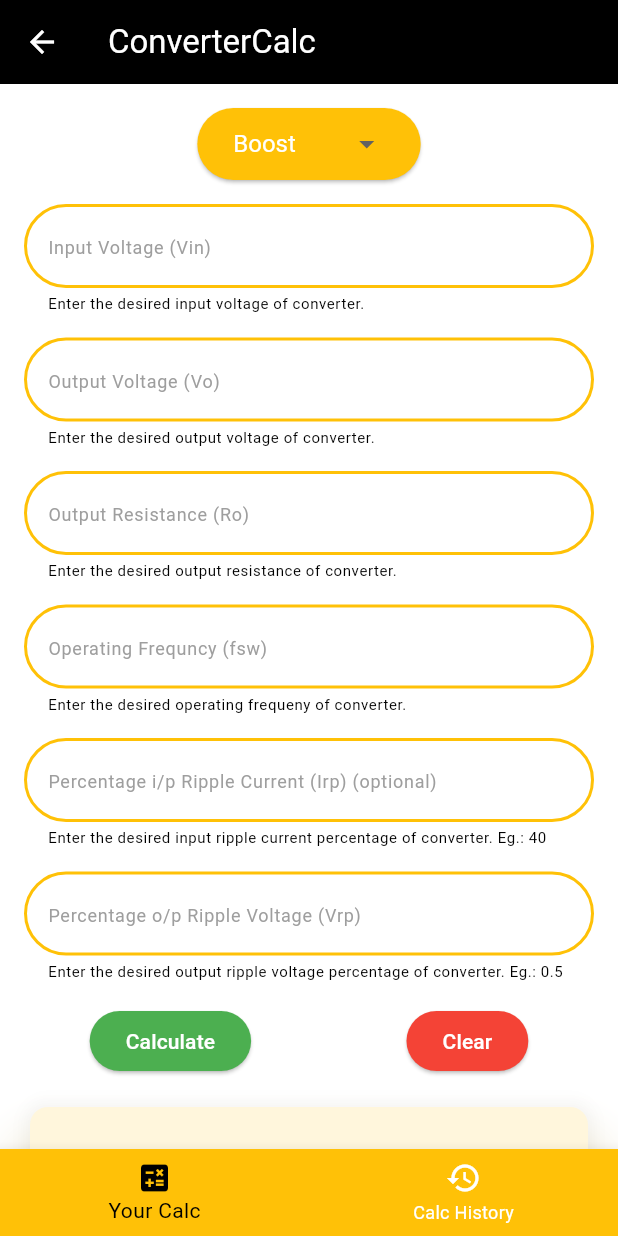
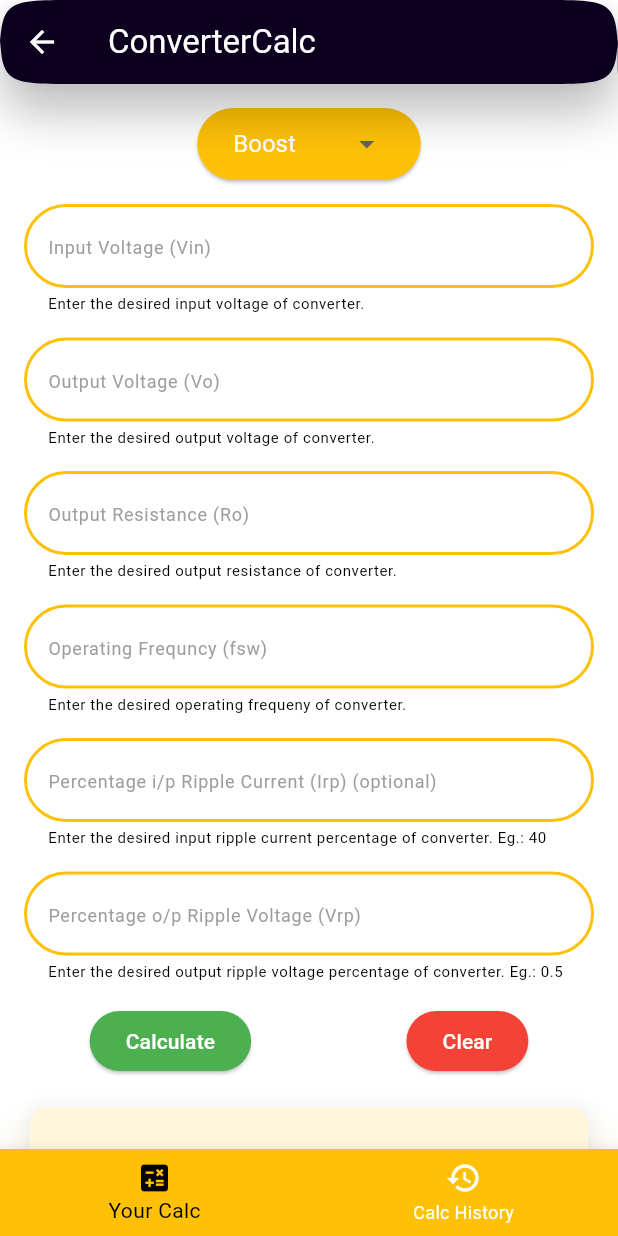
Before and after one commit to PranayJagtap06/convertercalc-flutter, a Flutter app: the screen it shows after launch, after a tap on "Go to ConverterCalc", on a phone screen of 412 x 824 dp. Run offline on Flutter 3.47's test engine with Material 3 defaults, Android fonts, the phone set to English and light mode, and no system bars; our stand-ins replace font_awesome_flutter, permission_handler, share_plus, tuple; missing offline and left inert: android_intent; network calls fail; Roboto replaces fonts that are missing (FiraCodeNerdFont, FiraCodeNerdFontMono, FiraCodeNerdFontPropo).

Commit message:
updated app bars.

```diff
--- a/lib/Pages/calc_page.dart
+++ b/lib/Pages/calc_page.dart
@@ -483,7 +483,7 @@ class _CalcPageState extends State<CalcPage> {
             d, num.parse(vin.text), ind, cap, num.parse(ro.text), _mode);
 
         setState(() {
-          mainOp = "$opString\n\nTransferFunction\nH(s) =\n$tfString\n";
+          mainOp = "$opString\n\nTransferFunction\nH(s) =$tfString\n";
           String history = '$ipString\n$mainOp';
           int srNo = _histList.length + 1;
           var histMap = {
@@ -624,6 +624,13 @@ class _CalcPageState extends State<CalcPage> {
           'ConverterCalc',
           style: TextStyle(fontFamily: 'FiraCodeNerdFont'),
         ),
+        shape: const ContinuousRectangleBorder(
+          borderRadius: BorderRadius.horizontal(
+              left: Radius.circular(50), right: Radius.circular(50)),
+        ),
+        elevation: 10,
+        shadowColor: Theme.of(context).colorScheme.primary,
+        primary: true,
       ),
       body: SingleChildScrollView(
         controller: scrollMain,
--- a/lib/Pages/home_page.dart
+++ b/lib/Pages/home_page.dart
@@ -222,6 +222,13 @@ class _CalcHomePageState extends State<CalcHomePage> {
           'Home',
           style: TextStyle(fontFamily: 'FiraCodeNerdFont'),
         ),
+        shape: const ContinuousRectangleBorder(
+          borderRadius: BorderRadius.horizontal(
+              left: Radius.circular(50), right: Radius.circular(50)),
+        ),
+        elevation: 10,
+        shadowColor: Theme.of(context).colorScheme.primary,
+        primary: true,
         actions: [
           IconButton(
             icon: Icon(widget.isDark ? Icons.light_mode : Icons.dark_mode),
@@ -310,7 +317,10 @@ class _CalcHomePageState extends State<CalcHomePage> {
               ),
               onPressed: () => Navigator.push(
                 context,
-                MaterialPageRoute(builder: (context) => CalcMainPage(isDark: widget.isDark,)),
+                MaterialPageRoute(
+                    builder: (context) => CalcMainPage(
+                          isDark: widget.isDark,
+                        )),
               ),
               child: const Row(
                 mainAxisSize: MainAxisSize.min,
```
Also changed, not shown: lib/Pages/hist_page.dart (+7 -0 lines), lib/Pages/plot_page.dart (+14 -0 lines).
